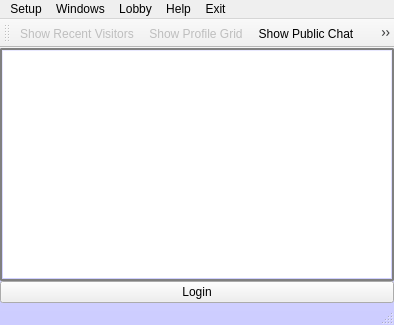
Old version of the form cdcx/mainwin.ui in the repository blindchimp/dwyco.
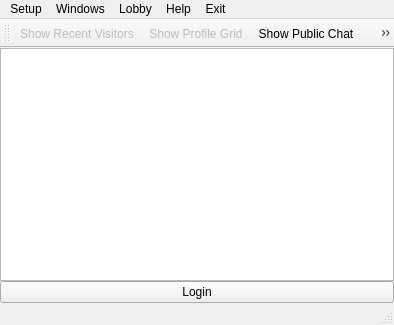
New version of the form. Icons and pictures are not drawn.

Commit message: wip: getting darkmode tolerable

```diff
--- a/cdcx/mainwin.ui
+++ b/cdcx/mainwin.ui
@@ -20,33 +20,6 @@
    <iconset resource="icons.qrc">
     <normaloff>:/new/prefix1/greenguy.png</normaloff>:/new/prefix1/greenguy.png</iconset>
   </property>
-  <property name="styleSheet">
-   <string notr="true">#MainWindow {background-color: QLinearGradient(x1: 0, y1: 0, x2: 0, y2: 1, stop: 0 #eef, stop: 1 #ccf);}
-QTextEdit {
-padding: 1px;
-border-style: solid;
-border: 2px solid gray;
-border-radius: 2px;
-}
-QLineEdit {
-padding: 1px;
-border-style: solid;
-border: 2px solid gray;
-border-radius: 2px;
-}
-QListView {
-padding: 1px;
-border-style: solid;
-border: 2px solid gray;
-border-radius: 2px;
-}
-QTreeView {
-padding: 1px;
-border-style: solid;
-border: 2px solid gray;
-border-radius: 2px;
-}</string>
-  </property>
   <widget class="QWidget" name="centralWidget">
    <property name="sizePolicy">
     <sizepolicy hsizetype="Preferred" vsizetype="Expanding">
```
Left out of the diff: 10 changed lines with no effect on the pictures. The commit also changes 2 other files.
